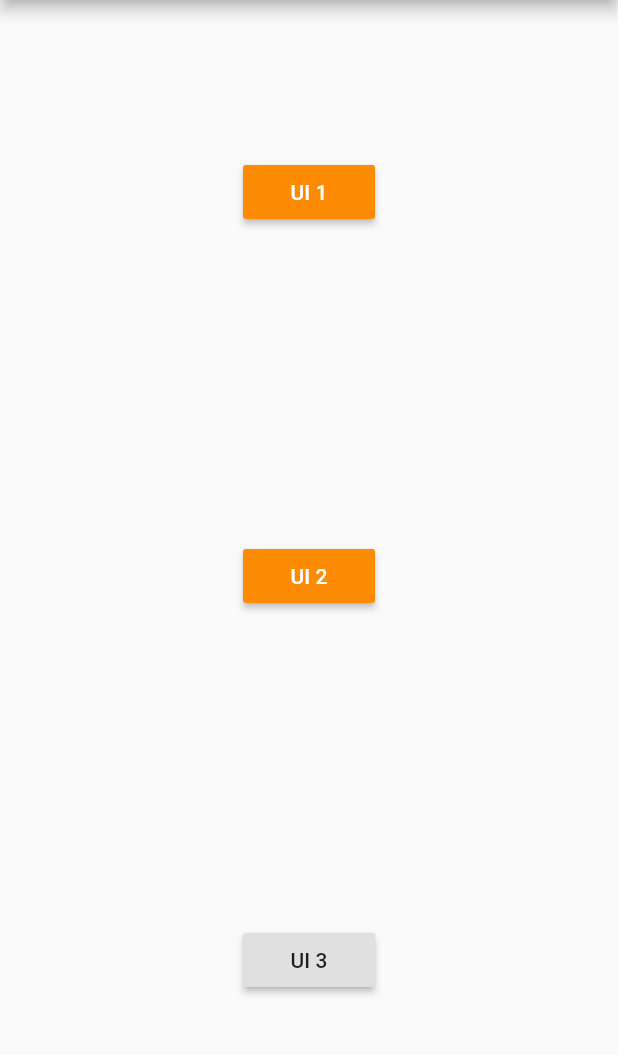
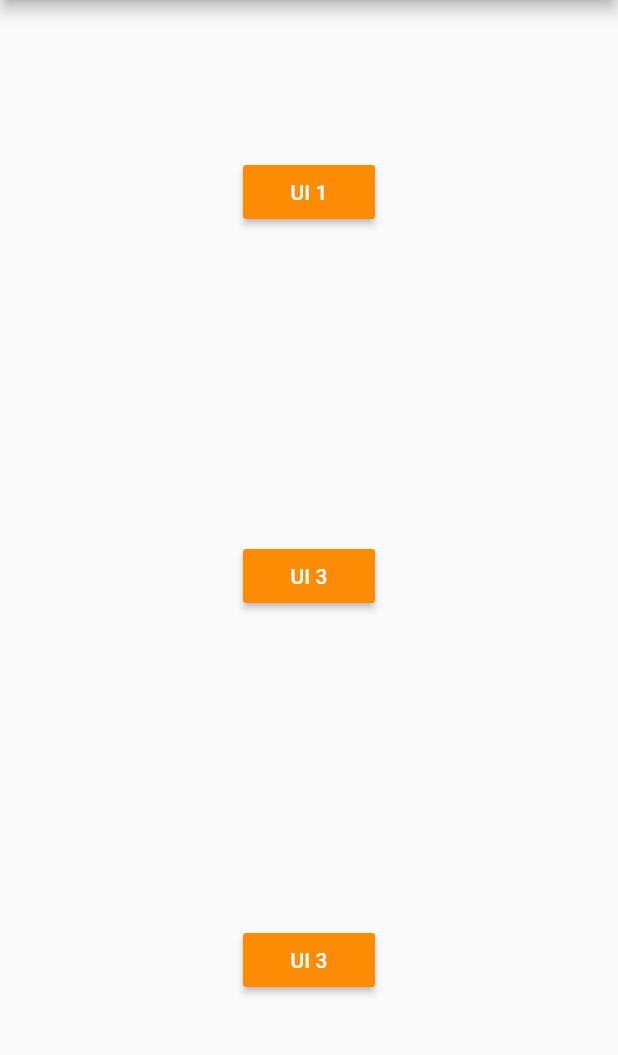
Before and after one commit to Anelka-Lazuardi/Uts_mobile, a Flutter app: the screen it shows after launch, on a phone screen of 412 x 824 dp, the part 84-1139 px from its top. Run offline on Flutter 3.47's test engine with Material 2 defaults, Android fonts, the phone set to English and light mode, and no system bars.

Commit message:
Update Form Konsultasi 3

```diff
--- a/lib/views/MainPage.dart
+++ b/lib/views/MainPage.dart
@@ -1,5 +1,6 @@
 import 'package:flutter/material.dart';
 import 'package:uts_mobile/views/ui1.dart';
+import 'package:uts_mobile/views/ui3.dart';
 
 import 'ui2.dart';
 
@@ -33,13 +34,20 @@ class MainPage extends StatelessWidget {
                   MaterialPageRoute(builder: (context) => Ui2()),
                 );
               },
-              child: Text("UI 2"),
+              child: Text("UI 3"),
               color: Color(0xFFfd8c04),
               textColor: Colors.white,
             ),
             RaisedButton(
-              onPressed: () {},
+              onPressed: () {
+                Navigator.push(
+                  context,
+                  MaterialPageRoute(builder: (context) => Ui3()),
+                );
+              },
               child: Text("UI 3"),
+              color: Color(0xFFfd8c04),
+              textColor: Colors.white,
             ),
           ],
         ),
```
